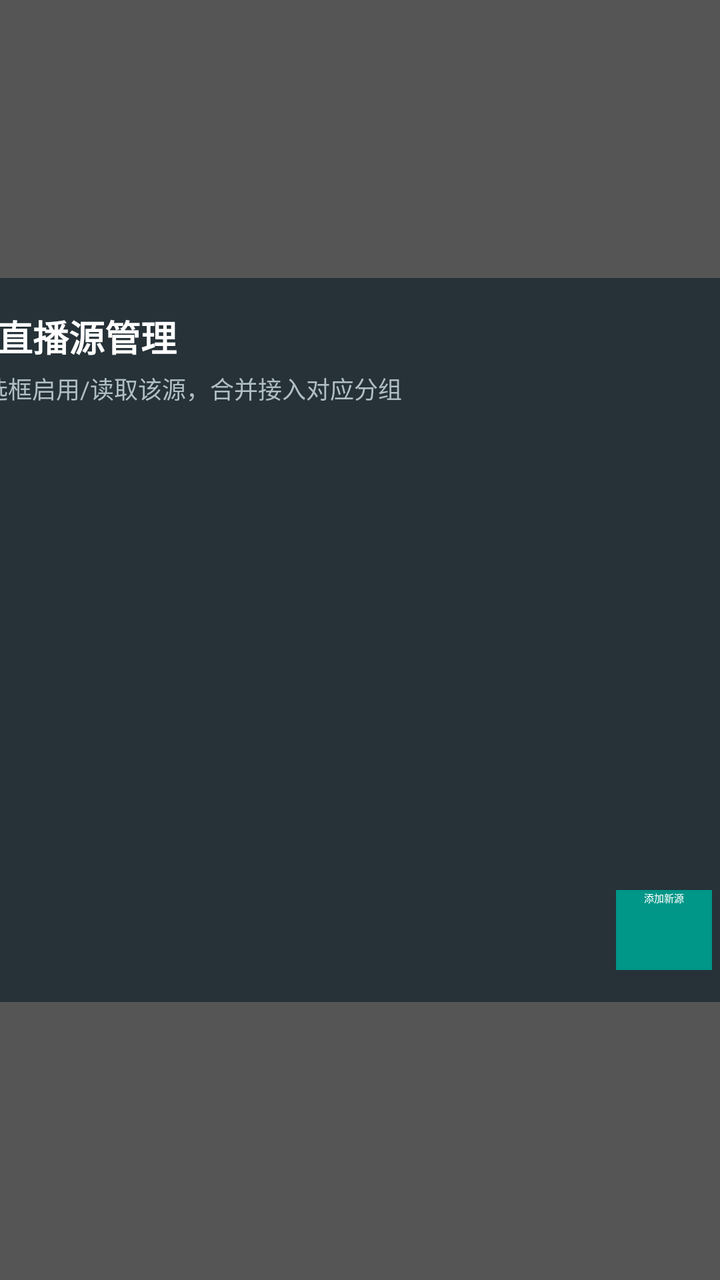
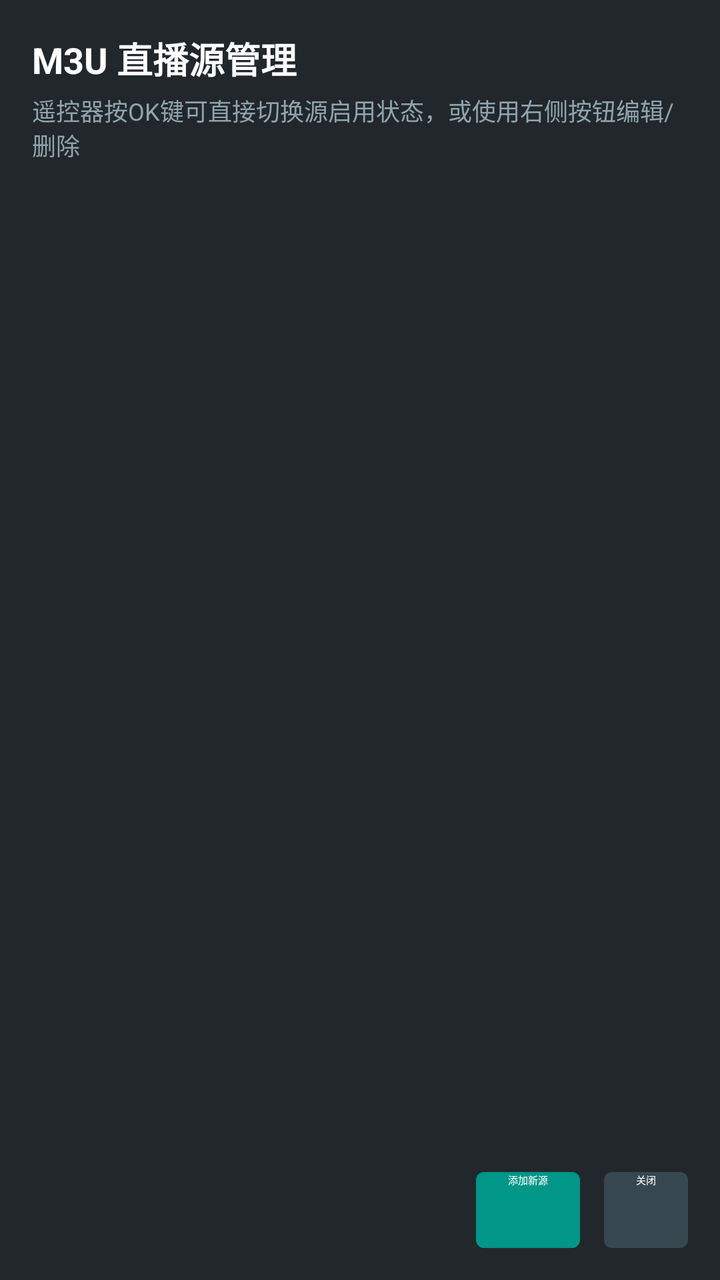

Screens rendered from an Android XML layout before and after an edit, with the pre-edit source and the edit as a unified diff.
<!-- AndroidManifest.xml: application theme Theme.MyTV -->
<!-- res/layout/dialog_m3u_setting.xml -->
<?xml version="1.0" encoding="utf-8"?>
<FrameLayout xmlns:android="http://schemas.android.com/apk/res/android"
    android:id="@+id/dialog_m3u_setting"
    android:layout_width="match_parent"
    android:layout_height="match_parent"
    android:background="#AA000000">

    <LinearLayout
        android:layout_width="480dp"
        android:layout_height="wrap_content"
        android:layout_gravity="center"
        android:orientation="vertical"
        android:background="#FF263238"
        android:padding="16dp">

        <TextView
            android:layout_width="wrap_content"
            android:layout_height="wrap_content"
            android:text="M3U 直播源管理"
            android:textColor="#FFFFFF"
            android:textSize="18sp"
            android:textStyle="bold" />

        <TextView
            android:layout_width="wrap_content"
            android:layout_height="wrap_content"
            android:layout_marginTop="4dp"
            android:text="勾选复选框启用/读取该源，合并接入对应分组"
            android:textColor="#B0BEC5"
            android:textSize="12sp" />

        <ListView
            android:id="@+id/lv_m3u"
            android:layout_width="match_parent"
            android:layout_height="220dp"
            android:layout_marginTop="10dp"
            android:divider="@null"
            android:dividerHeight="4dp" />

        <LinearLayout
            android:id="@+id/layout_loading"
            android:layout_width="match_parent"
            android:layout_height="wrap_content"
            android:orientation="horizontal"
            android:gravity="center"
            android:layout_marginTop="6dp"
            android:visibility="gone">

            <ProgressBar
                android:layout_width="24dp"
                android:layout_height="24dp" />

            <TextView
                android:id="@+id/tv_loading_text"
                android:layout_width="wrap_content"
                android:layout_height="wrap_content"
                android:layout_marginStart="8dp"
                android:text="正在加载并解析直播源..."
                android:textColor="#80D8FF"
                android:textSize="13sp" />
        </LinearLayout>

        <LinearLayout
            android:layout_width="match_parent"
            android:layout_height="wrap_content"
            android:layout_marginTop="12dp"
            android:orientation="horizontal"
            android:gravity="end">

            <Button
                android:id="@+id/btn_add_m3u"
                android:layout_width="wrap_content"
                android:layout_height="40dp"
                android:text="添加新源"
                android:textColor="#FFFFFF"
                android:background="#009688"
                android:paddingLeft="14dp"
                android:paddingRight="14dp" />

            <Button
                android:id="@+id/btn_close_m3u"
                android:layout_width="wrap_content"
                android:layout_height="40dp"
                android:layout_marginStart="10dp"
                android:text="关闭"
                android:textColor="#FFFFFF"
                android:background="#37474F"
                android:paddingLeft="14dp"
                android:paddingRight="14dp" />
        </LinearLayout>
    </LinearLayout>

</FrameLayout>
<!-- resources referenced by this layout -->
<resources>
  <style name="Theme.MyTV" parent="@style/Theme.Leanback">
          <item name="browsePaddingStart">11dp</item>
          <item name="browsePaddingEnd">11dp</item>
          <item name="browseRowsMarginTop">54dp</item>
      </style>
</resources>

<!-- the commit's change to res/layout/dialog_m3u_setting.xml (unified diff, before → after) -->
@@ -6,11 +6,11 @@
     android:background="#AA000000">
 
     <LinearLayout
-        android:layout_width="480dp"
-        android:layout_height="wrap_content"
+        android:layout_width="match_parent"
+        android:layout_height="match_parent"
         android:layout_gravity="center"
         android:orientation="vertical"
-        android:background="#FF263238"
+        android:background="#FF21272B"
         android:padding="16dp">
 
         <TextView
@@ -25,17 +25,18 @@
             android:layout_width="wrap_content"
             android:layout_height="wrap_content"
             android:layout_marginTop="4dp"
-            android:text="勾选复选框启用/读取该源，合并接入对应分组"
-            android:textColor="#B0BEC5"
+            android:text="遥控器按OK键可直接切换源启用状态，或使用右侧按钮编辑/删除"
+            android:textColor="#90A4AE"
             android:textSize="12sp" />
 
         <ListView
             android:id="@+id/lv_m3u"
             android:layout_width="match_parent"
-            android:layout_height="220dp"
-            android:layout_marginTop="10dp"
+            android:layout_height="0dp"
+            android:layout_weight="1"
+            android:layout_marginTop="12dp"
             android:divider="@null"
-            android:dividerHeight="4dp" />
+            android:dividerHeight="6dp" />
 
         <LinearLayout
             android:id="@+id/layout_loading"
@@ -43,12 +44,12 @@
             android:layout_height="wrap_content"
             android:orientation="horizontal"
             android:gravity="center"
-            android:layout_marginTop="6dp"
+            android:layout_marginTop="8dp"
             android:visibility="gone">
 
             <ProgressBar
-                android:layout_width="24dp"
-                android:layout_height="24dp" />
+                android:layout_width="22dp"
+                android:layout_height="22dp" />
 
             <TextView
                 android:id="@+id/tv_loading_text"
@@ -63,30 +64,30 @@
         <LinearLayout
             android:layout_width="match_parent"
             android:layout_height="wrap_content"
-            android:layout_marginTop="12dp"
+            android:layout_marginTop="14dp"
             android:orientation="horizontal"
             android:gravity="end">
 
             <Button
                 android:id="@+id/btn_add_m3u"
                 android:layout_width="wrap_content"
-                android:layout_height="40dp"
+                android:layout_height="38dp"
                 android:text="添加新源"
                 android:textColor="#FFFFFF"
-                android:background="#009688"
-                android:paddingLeft="14dp"
-                android:paddingRight="14dp" />
+                android:background="@drawable/btn_teal_selector"
+                android:paddingLeft="16dp"
+                android:paddingRight="16dp" />
 
             <Button
                 android:id="@+id/btn_close_m3u"
                 android:layout_width="wrap_content"
-                android:layout_height="40dp"
-                android:layout_marginStart="10dp"
+                android:layout_height="38dp"
+                android:layout_marginStart="12dp"
                 android:text="关闭"
                 android:textColor="#FFFFFF"
-                android:background="#37474F"
-                android:paddingLeft="14dp"
-                android:paddingRight="14dp" />
+                android:background="@drawable/btn_gray_selector"
+                android:paddingLeft="16dp"
+                android:paddingRight="16dp" />
         </LinearLayout>
     </LinearLayout>
 
<!-- resource entries referenced after the edit -->
@@ -1,5 +1,39 @@
 <!-- resources referenced by this layout -->
 <resources>
+  <!-- drawable btn_gray_selector (drawable) -->
+  <?xml version="1.0" encoding="utf-8"?>
+  <selector xmlns:android="http://schemas.android.com/apk/res/android">
+      <item android:state_focused="true">
+          <shape>
+              <solid android:color="#546E7A" />
+              <stroke android:width="2dp" android:color="#FFFFFF" />
+              <corners android:radius="4dp" />
+          </shape>
+      </item>
+      <item>
+          <shape>
+              <solid android:color="#37474F" />
+              <corners android:radius="4dp" />
+          </shape>
+      </item>
+  </selector>
+  <!-- drawable btn_teal_selector (drawable) -->
+  <?xml version="1.0" encoding="utf-8"?>
+  <selector xmlns:android="http://schemas.android.com/apk/res/android">
+      <item android:state_focused="true">
+          <shape>
+              <solid android:color="#00ACC1" />
+              <stroke android:width="2dp" android:color="#FFFFFF" />
+              <corners android:radius="4dp" />
+          </shape>
+      </item>
+      <item>
+          <shape>
+              <solid android:color="#009688" />
+              <corners android:radius="4dp" />
+          </shape>
+      </item>
+  </selector>
   <style name="Theme.MyTV" parent="@style/Theme.Leanback">
           <item name="browsePaddingStart">11dp</item>
           <item name="browsePaddingEnd">11dp</item>
